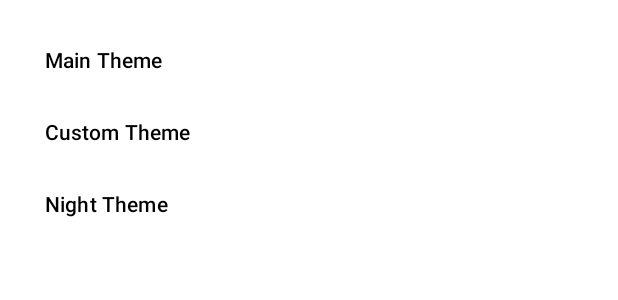
After one commit to KlochkovDm/MaterialApp, an Android app: the layout bottom_navigation_layout.xml on its own in the app's theme, with its tools: preview values and no code run, on a phone screen of 412 x 824 dp. The commit adds this screen. Shown: the top 300 px of the screen. Run offline under Robolectric (Android 15) with nearby library versions, the phone set to English and light mode, and no system bars; Roboto replaces fonts that are not available here.

Commit message:
добавили изменение темы

```diff
--- a/app/src/main/java/com/example/materialapp/MainActivity.kt
+++ b/app/src/main/java/com/example/materialapp/MainActivity.kt
@@ -11,7 +11,7 @@ class MainActivity : AppCompatActivity() {
 
     override fun onCreate(savedInstanceState: Bundle?) {
         super.onCreate(savedInstanceState)
-        setTheme(R.style.CustomTheme)
+        setTheme(Parameters.getInstance().theme)
         binding = MainActivityBinding.inflate(layoutInflater)
         setContentView(binding.root)
         if (savedInstanceState == null) {
--- /dev/null
+++ b/app/src/main/res/layout/bottom_navigation_layout.xml
@@ -0,0 +1,18 @@
+<androidx.constraintlayout.widget.ConstraintLayout xmlns:android="http://schemas.android.com/apk/res/android"
+    xmlns:app="http://schemas.android.com/apk/res-auto"
+    android:layout_width="match_parent"
+    android:layout_height="wrap_content">
+
+    <com.google.android.material.navigation.NavigationView
+        android:id="@+id/navigation_view"
+        android:layout_width="match_parent"
+        android:layout_height="wrap_content"
+        android:layout_gravity="bottom"
+        android:layout_marginStart="8dp"
+        android:layout_marginTop="8dp"
+        android:layout_marginEnd="8dp"
+        app:layout_constraintEnd_toEndOf="parent"
+        app:layout_constraintStart_toStartOf="parent"
+        app:layout_constraintTop_toTopOf="parent"
+        app:menu="@menu/menu_bottom_bar" />
+</androidx.constraintlayout.widget.ConstraintLayout>
--- /dev/null
+++ b/app/src/main/res/menu/menu_bottom_bar.xml
@@ -0,0 +1,15 @@
+<?xml version="1.0" encoding="utf-8"?>
+<menu xmlns:android="http://schemas.android.com/apk/res/android">
+    <group android:checkableBehavior="none">
+
+    <item
+        android:id="@+id/theme_main"
+        android:title="@string/main_theme"/>
+    <item
+        android:id="@+id/theme_custom"
+        android:title="@string/custom_theme"/>
+    <item
+        android:id="@+id/theme_night"
+        android:title="@string/night_theme"/>
+    </group>
+</menu>
--- a/app/src/main/res/values/dimens.xml
+++ b/app/src/main/res/values/dimens.xml
@@ -3,7 +3,7 @@
     <dimen name="bottom_sheet_line_width">25dp</dimen>
     <dimen name="bottom_sheet_line_height">1dp</dimen>
     <dimen name="bottom_sheet_line_margin">5dp</dimen>
-    <dimen name="bottom_sheet_peek_height">50dp</dimen>
+    <dimen name="bottom_sheet_peek_height">120dp</dimen>
     <dimen name="bottom_sheet_description_margin">10dp</dimen>
     <dimen name="bottom_sheet_description_padding">10dp</dimen>
     <dimen name="bottom_sheet_description_margin_header">5dp</dimen>
--- a/app/src/main/res/values/strings.xml
+++ b/app/src/main/res/values/strings.xml
@@ -12,4 +12,7 @@
     <string name="chip_yesterday">Yesterday</string>
     <string name="chip_before_yesterday">The Day Before Yesterday</string>
     <string name="something_went_wrong">Something went wrong or PICTURE OF THE DAY was not uploaded by NASA yet. Please, try again later</string>
+    <string name="main_theme">Main Theme</string>
+    <string name="custom_theme">Custom Theme</string>
+    <string name="night_theme">Night Theme</string>
 </resources>
```
Also changed, not shown: app/src/main/java/com/example/materialapp/Parameters.kt (added, +22 -0 lines), app/src/main/java/com/example/materialapp/view/BottomNavigationDrawerFragment.kt (added, +66 -0 lines), app/src/main/java/com/example/materialapp/view/MainFragment.kt (+18 -4 lines), app/src/main/res/drawable/ic_hamburger_menu_bottom_bar.xml (added, +10 -0 lines), app/src/main/res/drawable/ic_plus_fab.xml (added, +10 -0 lines), app/src/main/res/layout/main_fragment.xml (+26 -7 lines).
